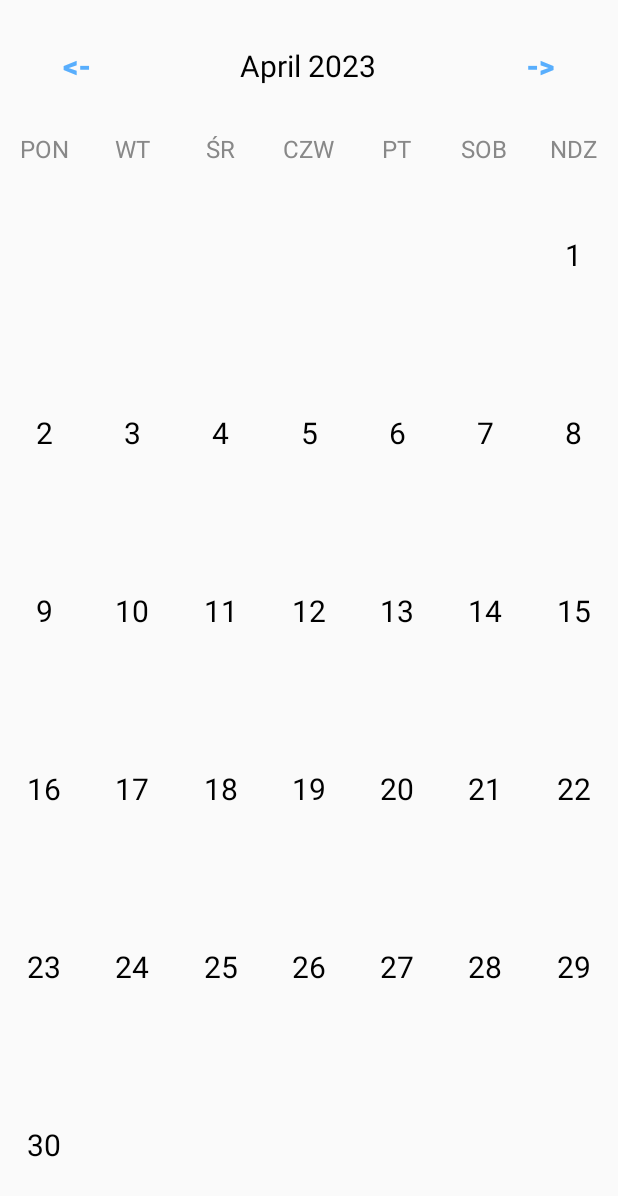
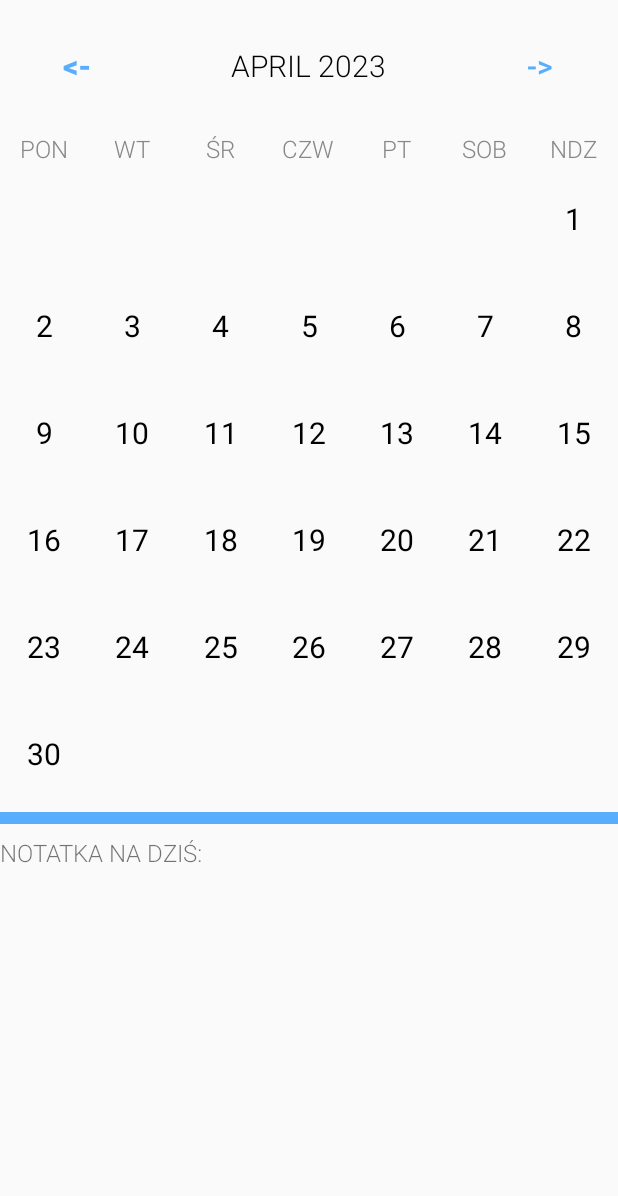
Before and after one commit to mmsobotka/senior-calendar, an Android app: the screen it shows after launch (MainActivity), on a phone screen of 412 x 824 dp. Shown: the top 1196 px of the screen. Run offline under Robolectric (Android 15) with nearby library versions, the phone set to English and light mode, and no system bars.

Commit message:
Add space for daily notes, changed font

```diff
--- a/app/src/main/res/layout/activity_main.xml
+++ b/app/src/main/res/layout/activity_main.xml
@@ -28,12 +28,14 @@
         <TextView
             android:id="@+id/textViewMonthYear"
             android:layout_width="0dp"
+            android:layout_height="wrap_content"
             android:layout_weight="2"
-            android:layout_height="wrap_content"
+            android:fontFamily="sans-serif-light"
             android:text="Marzec 2023"
-            android:textSize="20sp"
             android:textAlignment="center"
-            android:textColor="@color/black" />
+            android:textColor="@color/black"
+            android:textAllCaps="true"
+            android:textSize="20sp" />
 
         <Button
             android:layout_width="0dp"
@@ -44,6 +46,7 @@
             android:textColor="@color/blue"
             android:background="@null"
             android:textSize="20sp"
+            android:fontFamily="sans-serif-light"
             android:onClick="nextMonthAction"></Button>
 
     </LinearLayout>
@@ -60,6 +63,7 @@
             android:text="PON"
             android:textColor="@color/gray"
             android:textAlignment="center"
+            android:fontFamily="sans-serif-light"
             android:textSize="16sp" />
 
         <TextView
@@ -69,6 +73,7 @@
             android:text="WT"
             android:textColor="@color/gray"
             android:textAlignment="center"
+            android:fontFamily="sans-serif-light"
             android:textSize="16sp" />
 
         <TextView
@@ -78,6 +83,7 @@
             android:text="ŚR"
             android:textColor="@color/gray"
             android:textAlignment="center"
+            android:fontFamily="sans-serif-light"
             android:textSize="16sp" />
 
         <TextView
@@ -87,6 +93,7 @@
             android:text="CZW"
             android:textAlignment="center"
             android:textColor="@color/gray"
+            android:fontFamily="sans-serif-light"
             android:textSize="16sp" />
 
         <TextView
@@ -96,6 +103,7 @@
             android:text="PT"
             android:textColor="@color/gray"
             android:textAlignment="center"
+            android:fontFamily="sans-serif-light"
             android:textSize="16sp" />
 
         <TextView
@@ -105,6 +113,7 @@
             android:text="SOB"
             android:textColor="@color/gray"
             android:textAlignment="center"
+            android:fontFamily="sans-serif-light"
             android:textSize="16sp" />
 
         <TextView
@@ -114,6 +123,7 @@
             android:text="NDZ"
             android:textColor="@color/gray"
             android:textAlignment="center"
+            android:fontFamily="sans-serif-light"
             android:textSize="16sp" />
 
     </LinearLayout>
@@ -121,6 +131,33 @@
     <androidx.recyclerview.widget.RecyclerView
         android:id="@+id/recyclerViewCalendar"
         android:layout_width="match_parent"
-        android:layout_height="match_parent" />
+        android:layout_height="431dp" />
+
+    <LinearLayout
+        android:layout_width="match_parent"
+        android:layout_height="match_parent"
+        android:orientation="vertical">
+
+        <LinearLayout
+            android:layout_width="match_parent"
+            android:layout_height="8dp"
+            android:background="@color/blue"
+            android:orientation="vertical"></LinearLayout>
+
+        <LinearLayout
+            android:layout_width="match_parent"
+            android:layout_height="8dp"
+            android:orientation="vertical"></LinearLayout>
+
+        <TextView
+            android:id="@+id/textView"
+            android:layout_width="match_parent"
+            android:layout_height="wrap_content"
+            android:fontFamily="sans-serif-light"
+            android:text="notatka na dziś:"
+            android:textAllCaps="true"
+            android:textSize="16sp"
+            tools:text="notes" />
+    </LinearLayout>
 
 </LinearLayout>
```
